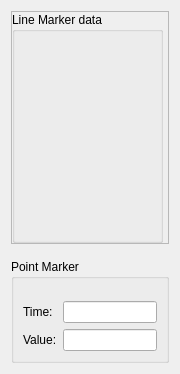
sepehrgh98/PyCoolEdit, file visualization/GUI/pdw/markerinfoui.ui: the form before one commit.
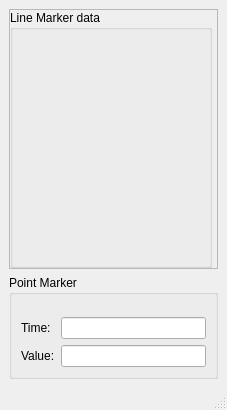
The form after the commit.

Diff of the .ui file:
```diff
--- a/visualization/GUI/pdw/markerinfoui.ui
+++ b/visualization/GUI/pdw/markerinfoui.ui
@@ -1,22 +1,20 @@
 <?xml version="1.0" encoding="UTF-8"?>
 <ui version="4.0">
- <class>Form</class>
- <widget class="QWidget" name="Form">
+ <class>MainWindow</class>
+ <widget class="QMainWindow" name="MainWindow">
   <property name="geometry">
    <rect>
     <x>0</x>
     <y>0</y>
-    <width>180</width>
-    <height>374</height>
+    <width>227</width>
+    <height>410</height>
    </rect>
   </property>
   <property name="windowTitle">
    <string>Form</string>
   </property>
-  <layout class="QVBoxLayout" name="verticalLayout" stretch="0,0">
-   <property name="spacing">
-    <number>15</number>
-   </property>
+  <widget class="QWidget" name="centralwidget">
+   <layout class="QVBoxLayout" name="verticalLayout">
    <item>
     <widget class="QScrollArea" name="scrollArea">
      <property name="widgetResizable">
@@ -27,8 +25,8 @@
        <rect>
         <x>0</x>
         <y>0</y>
-        <width>156</width>
-        <height>233</height>
+         <width>203</width>
+         <height>226</height>
        </rect>
       </property>
       <layout class="QHBoxLayout" name="horizontalLayout">
@@ -101,6 +99,18 @@
     </widget>
    </item>
   </layout>
+  </widget>
+  <widget class="QMenuBar" name="menubar">
+   <property name="geometry">
+    <rect>
+     <x>0</x>
+     <y>0</y>
+     <width>227</width>
+     <height>26</height>
+    </rect>
+   </property>
+  </widget>
+  <widget class="QStatusBar" name="statusbar"/>
  </widget>
  <resources/>
  <connections/>
```
Left out of the diff: 2 changed lines with no effect on the pictures. Lines whose indentation alone changed are shown as unchanged.
